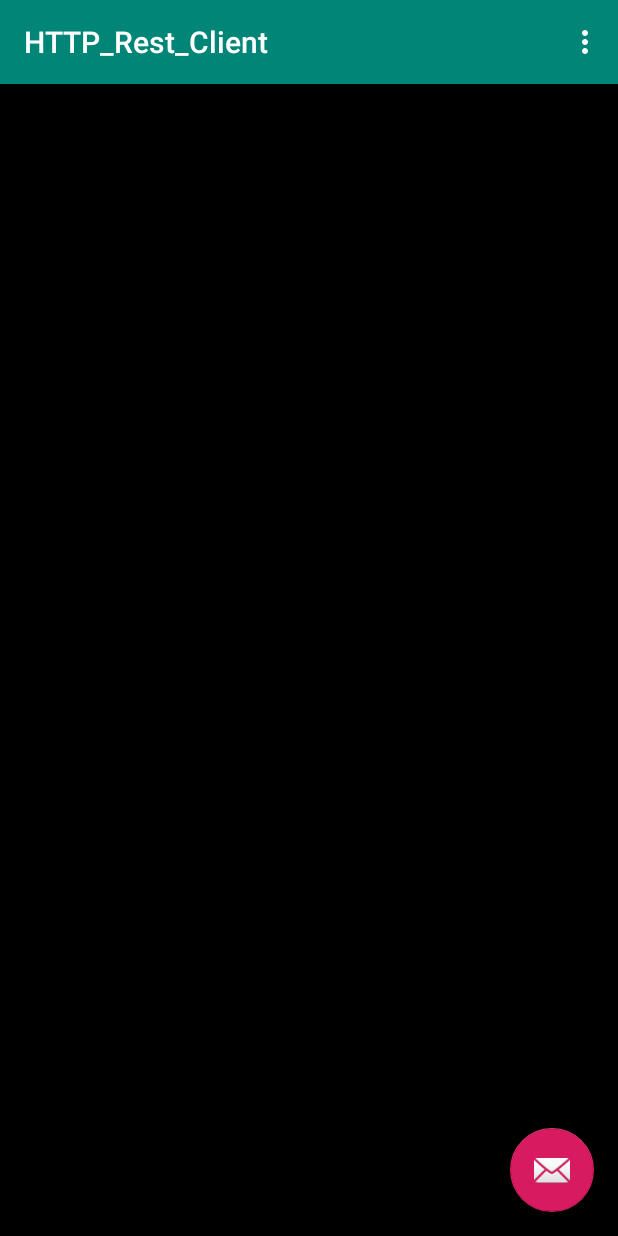
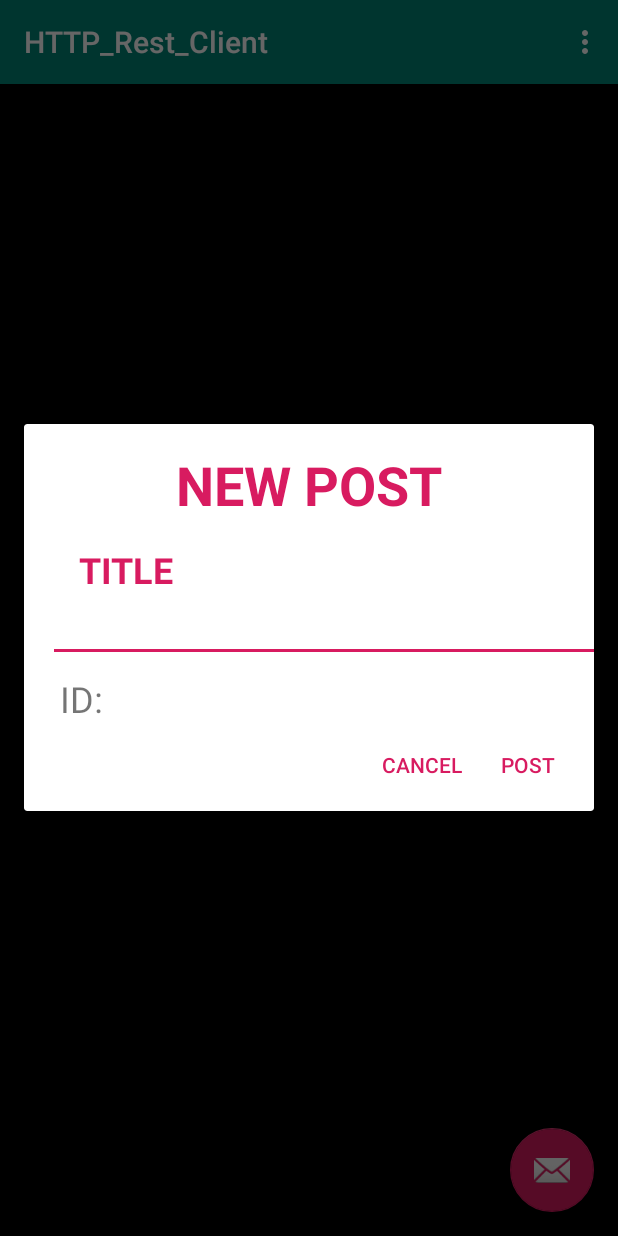
Before and after one commit to carlogattuso/HTTP_Rest_Client, an Android app: the screen it shows after launch (MainActivity), in the options menu, after a tap on "New Post", on a phone screen of 412 x 824 dp. Run offline under Robolectric (Android 15) with nearby library versions, the phone set to English and light mode, and no system bars; 3 statements that could not run were skipped.

Commit message:
Alert dialog layout finished

```diff
--- a/app/src/main/java/com/example/http_rest_client/MainActivity.java
+++ b/app/src/main/java/com/example/http_rest_client/MainActivity.java
@@ -1,17 +1,23 @@
 package com.example.http_rest_client;
 
+import android.content.DialogInterface;
 import android.os.Bundle;
 import android.support.annotation.Nullable;
+import android.support.v7.app.AlertDialog;
+import android.support.v7.widget.AppCompatEditText;
 import android.support.v7.widget.LinearLayoutManager;
 import android.support.v7.widget.RecyclerView;
 import android.support.design.widget.FloatingActionButton;
 import android.support.v7.app.AppCompatActivity;
 import android.support.v7.widget.Toolbar;
+import android.text.InputType;
 import android.util.Log;
+import android.view.LayoutInflater;
 import android.view.View;
 import android.view.Menu;
 import android.view.MenuItem;
 import android.widget.Button;
+import android.widget.EditText;
 import android.widget.ImageView;
 import android.widget.TextView;
 import android.widget.Toast;
@@ -141,13 +147,31 @@ public class MainActivity extends AppCompatActivity {
         int id = item.getItemId();
         //noinspection SimplifiableIfStatement
         if (id == R.id.action_settings) {
-            if(postList.size()==0){
-                sendPost( 26,"New Post");
-            }
-            else {
-                sendPost(postList.get(postList.size() - 1).getId() + 1, "New Post");
-                return true;
-            }
+            AlertDialog.Builder builder = new AlertDialog.Builder(this);
+            View view = LayoutInflater.from(this).inflate(R.layout.post_layout, null);
+            final AppCompatEditText input = (AppCompatEditText) view.findViewById(R.id.editText);
+            builder.setView(view);
+            builder.setNegativeButton("CANCEL", new DialogInterface.OnClickListener() {
+                public void onClick(DialogInterface dialog, int which) {
+                    Toast.makeText(MainActivity.this, "Cancelled" + input.getText().toString(),
+                            Toast.LENGTH_LONG).show();
+                    dialog.cancel();
+                }
+            });
+
+            builder.setPositiveButton("POST", new DialogInterface.OnClickListener() {
+                public void onClick(DialogInterface dialog, int which) {
+                    if(postList.size()==0){
+
+                    }
+
+                }
+            });
+
+            AlertDialog alert = builder.create();
+            alert.show();
+
+            return true;
         }
 
         return super.onOptionsItemSelected(item);
--- /dev/null
+++ b/app/src/main/res/layout/post_layout.xml
@@ -0,0 +1,54 @@
+<?xml version="1.0" encoding="utf-8"?>
+<LinearLayout xmlns:android="http://schemas.android.com/apk/res/android"
+    xmlns:app="http://schemas.android.com/apk/res-auto"
+    xmlns:tools="http://schemas.android.com/tools"
+    android:layout_width="match_parent"
+    android:layout_height="match_parent"
+    android:orientation="vertical">
+
+    <TextView
+        android:id="@+id/new_post_title"
+        android:layout_width="match_parent"
+        android:layout_height="wrap_content"
+        android:layout_margin="16dp"
+        android:layout_marginStart="16dp"
+        android:layout_marginEnd="16dp"
+        android:gravity="center"
+        android:text="@string/new_post_title"
+        android:textColor="@color/colorAccent"
+        android:textSize="36sp"
+        android:textStyle="bold" />
+
+    <TextView
+        android:id="@+id/textView"
+        android:layout_width="104dp"
+        android:layout_height="wrap_content"
+        android:layout_marginStart="16dp"
+        android:layout_marginEnd="16dp"
+        android:gravity="center"
+        android:text="@string/title_small"
+        android:textColor="@color/colorAccent"
+        android:textSize="24sp"
+        android:textStyle="bold" />
+
+    <android.support.v7.widget.AppCompatEditText
+        android:id="@+id/editText"
+        android:layout_width="377dp"
+        android:layout_height="wrap_content"
+        android:layout_marginStart="16dp"
+        android:layout_marginEnd="16dp"
+        android:backgroundTint="@color/colorAccent" />
+
+    <TextView
+        android:id="@+id/textView2"
+        android:layout_width="74dp"
+        android:layout_height="29dp"
+        android:layout_marginStart="16dp"
+        android:layout_marginTop="8dp"
+        android:layout_marginEnd="16dp"
+        android:paddingLeft="8dp"
+        android:paddingRight="8dp"
+        android:text="@string/id_reference"
+        android:textSize="24sp" />
+
+</LinearLayout>
--- a/app/src/main/res/values/strings.xml
+++ b/app/src/main/res/values/strings.xml
@@ -1,4 +1,7 @@
 <resources>
     <string name="app_name">HTTP_Rest_Client</string>
     <string name="action_settings">New Post</string>
+    <string name="new_post_title">NEW POST</string>
+    <string name="title_small">TITLE</string>
+    <string name="id_reference">ID:</string>
 </resources>
```
